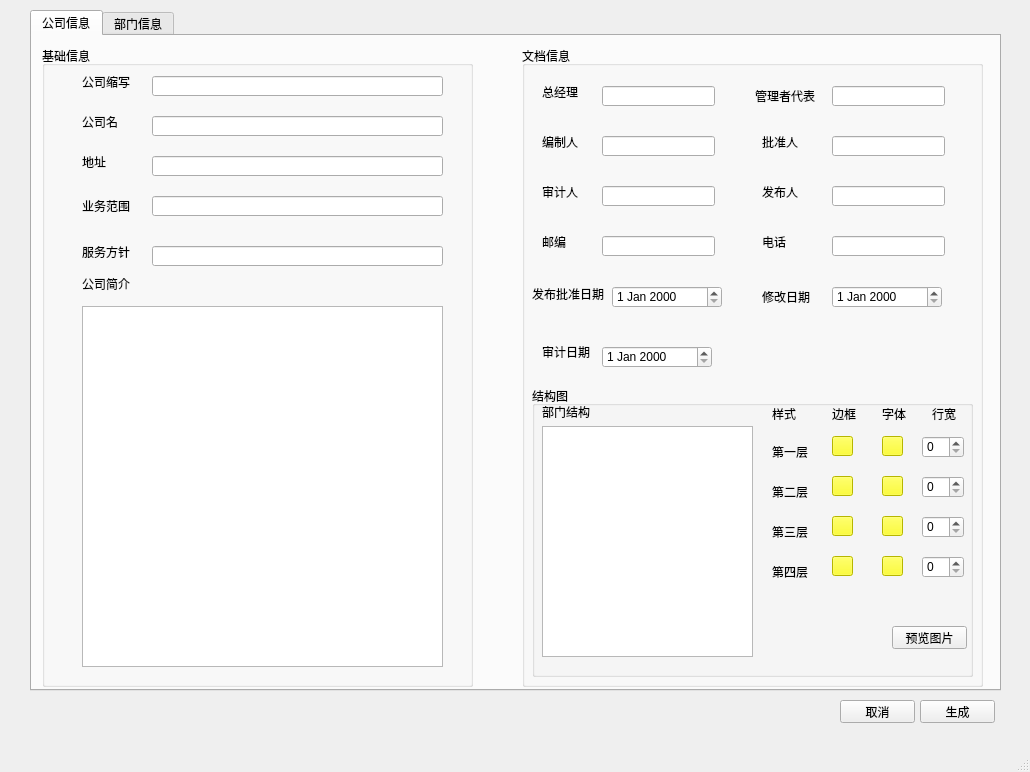
Old version of the form Word-Printer/test.ui in the repository OtakuTools/WordPrinter.
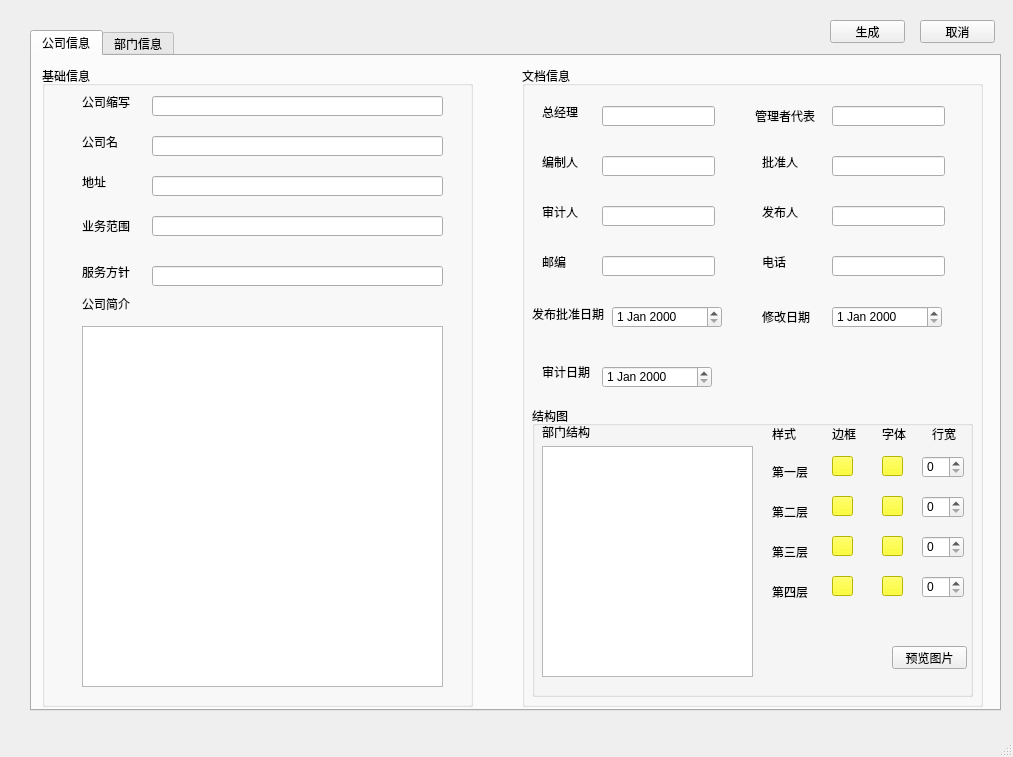
New version of the form.

Patch:
```diff
--- a/Word-Printer/test.ui
+++ b/Word-Printer/test.ui
@@ -6,8 +6,8 @@
    <rect>
     <x>0</x>
     <y>0</y>
-    <width>1030</width>
-    <height>772</height>
+    <width>1013</width>
+    <height>757</height>
    </rect>
   </property>
   <property name="windowTitle">
@@ -18,7 +18,7 @@
     <property name="geometry">
      <rect>
       <x>30</x>
-      <y>10</y>
+      <y>30</y>
       <width>971</width>
       <height>681</height>
      </rect>
@@ -944,8 +944,8 @@
    <widget class="QPushButton" name="pushButton">
     <property name="geometry">
      <rect>
-      <x>920</x>
-      <y>700</y>
+      <x>830</x>
+      <y>20</y>
       <width>75</width>
       <height>23</height>
      </rect>
@@ -957,8 +957,8 @@
    <widget class="QPushButton" name="pushButton_2">
     <property name="geometry">
      <rect>
-      <x>840</x>
-      <y>700</y>
+      <x>920</x>
+      <y>20</y>
       <width>75</width>
       <height>23</height>
      </rect>
```
Left out of the diff: 2 changed lines with no effect on the pictures.
